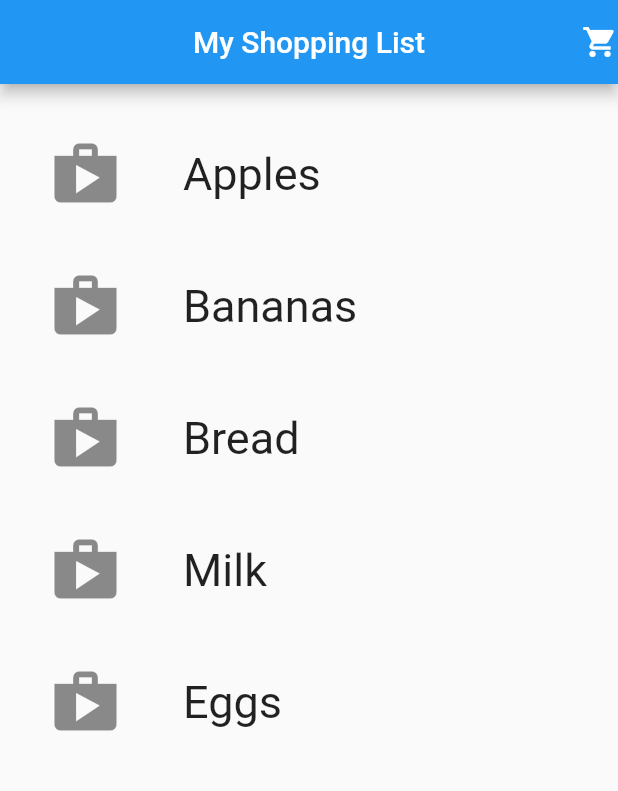
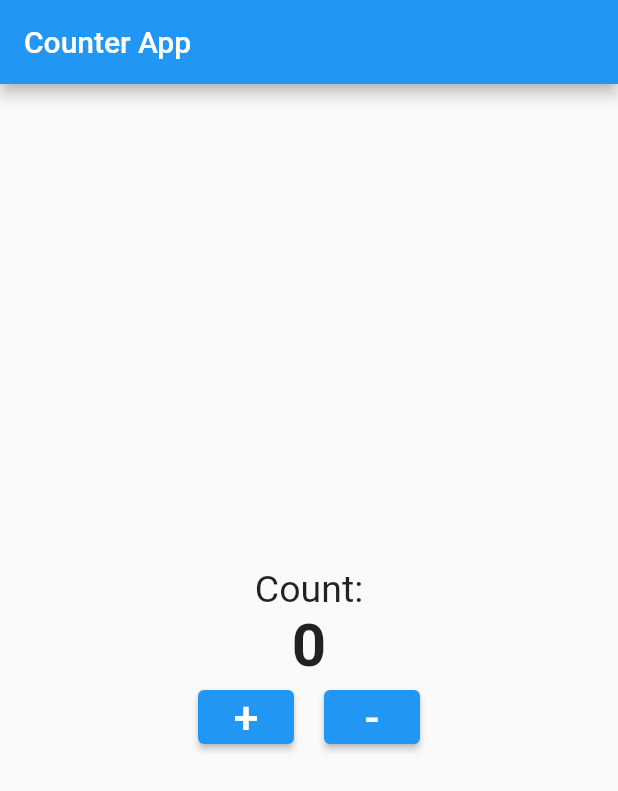
Before and after one commit to MrSohan10/Flutter-Live-Tests, a Flutter app: the screen it shows after launch, on a phone screen of 412 x 824 dp. Shown: the top 791 px of the screen. Run offline on Flutter 3.47's test engine with Material 2 defaults, Android fonts, the phone set to English and light mode, and no system bars.

```diff
--- a/lib/main.dart
+++ b/lib/main.dart
@@ -6,79 +6,89 @@ void main() {
 }
 
 class MyApp extends StatelessWidget {
+  const MyApp({super.key});
+
   @override
   Widget build(BuildContext context) {
     return MaterialApp(
-      debugShowCheckedModeBanner: false,
-      home: Scaffold(
-        appBar: AppBar(
-          title: Text('My Shopping List'),
-          centerTitle: true,
-          actions: [Icon(Icons.shopping_cart)],
-        ),
-        body: ListView(
-          padding: EdgeInsets.all(16),
+      home: CounterApp(),
+    );
+  }
+}
+
+class CounterApp extends StatefulWidget {
+  const CounterApp({super.key});
+
+  @override
+  State<CounterApp> createState() => _CounterAppState();
+}
+
+class _CounterAppState extends State<CounterApp> {
+  int _countValue = 0;
+
+  @override
+  Widget build(BuildContext context) {
+    return Scaffold(
+      appBar: AppBar(
+        title: Text('Counter App'),
+      ),
+      body: Center(
+        child: Column(
+          mainAxisAlignment: MainAxisAlignment.center,
           children: [
-            ListTile(
-              leading: Icon(
-                Icons.shop,
-                size: 50,
-              ),
-              title: Text(
-                'Apples',
-                style: TextStyle(fontSize: 30),
-              ),
-              contentPadding: EdgeInsets.all(16),
-              horizontalTitleGap: 40,
+            Text(
+              'Count:',
+              style: TextStyle(fontSize: 25),
             ),
-            ListTile(
-              leading: Icon(
-                Icons.shop,
-                size: 50,
-              ),
-              title: Text(
-                'Bananas',
-                style: TextStyle(fontSize: 30),
-              ),
-              contentPadding: EdgeInsets.all(16),
-              horizontalTitleGap: 40,
+            Text(
+              _countValue.toString(),
+              style: TextStyle(fontSize: 40, fontWeight: FontWeight.bold),
             ),
-            ListTile(
-              leading: Icon(
-                Icons.shop,
-                size: 50,
-              ),
-              title: Text(
-                'Bread',
-                style: TextStyle(fontSize: 30),
-              ),
-              contentPadding: EdgeInsets.all(16),
-              horizontalTitleGap: 40,
-            ),
-            ListTile(
-              leading: Icon(
-                Icons.shop,
-                size: 50,
-              ),
-              title: Text(
-                'Milk',
-                style: TextStyle(fontSize: 30),
-              ),
-              contentPadding: EdgeInsets.all(16),
-              horizontalTitleGap: 40,
-            ),
-            ListTile(
-              leading: Icon(
-                Icons.shop,
-                size: 50,
-              ),
-              title: Text(
-                'Eggs',
-                style: TextStyle(fontSize: 30),
-              ),
-              contentPadding: EdgeInsets.all(16),
-              horizontalTitleGap: 40,
-            ),
+            Row(
+              mainAxisAlignment: MainAxisAlignment.center,
+              children: [
+                ElevatedButton(
+                    onPressed: () {
+                      _countValue++;
+                      setState(() {});
+                      if (_countValue >= 5) {
+                        showDialog(
+                            context: context,
+                            builder: (BuildContext context) {
+                              return AlertDialog(
+                                title: Text('Button press $_countValue times'),
+                                actions: [
+                                  TextButton(
+                                      onPressed: () {
+                                        Navigator.pop(context);
+                                      },
+                                      child: Text(
+                                        'Close',
+                                        style: TextStyle(color: Colors.blue),
+                                      ))
+                                ],
+                              );
+                            });
+                      }
+                    },
+                    child: Text(
+                      '+',
+                      style: TextStyle(fontSize: 30),
+                    )),
+                SizedBox(width: 20),
+                ElevatedButton(
+                    onPressed: () {
+                      if (_countValue > 0) {
+                        _countValue--;
+                      }
+                      setState(() {});
+                    },
+                    child: Text(
+                      '-',
+                      style: TextStyle(fontSize: 30),
+                    )),
+              ],
+            )
           ],
         ),
       ),
```
